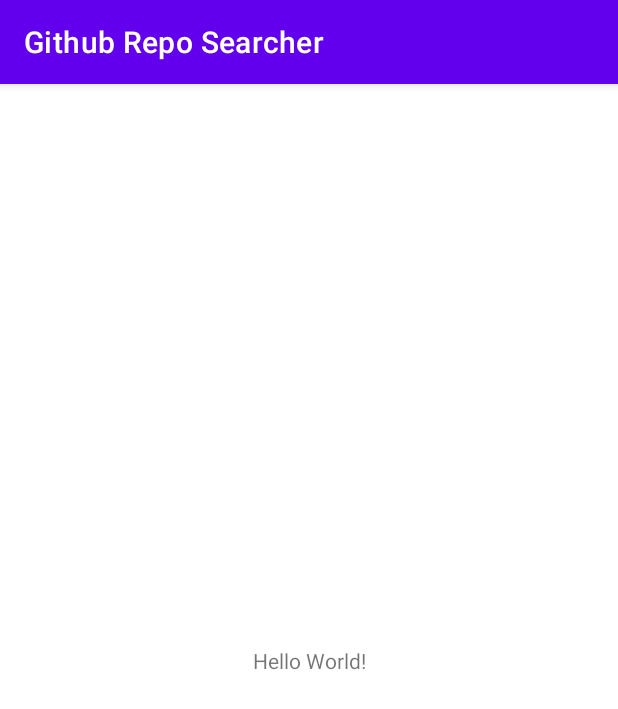
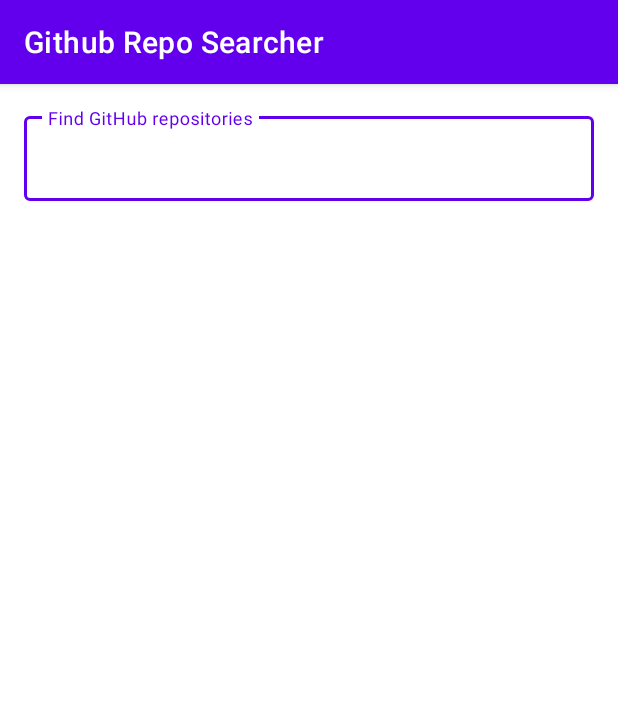
Before and after one commit to m3ntos/GithubRepoSearcher, an Android app: the screen it shows after launch (MainActivity), on a phone screen of 412 x 824 dp. Shown: the top 709 px of the screen. Run offline under Robolectric (Android 15) with nearby library versions, the phone set to English and light mode, and no system bars; our stand-ins replace Dagger/Hilt's generated code, RxJava; 1 statement that could not run was skipped.

Commit message:
Show repositories list

```diff
--- a/app/build.gradle
+++ b/app/build.gradle
@@ -34,6 +34,9 @@ android {
     }
     kotlinOptions {
         jvmTarget = '1.8'
+    }
+    buildFeatures {
+        viewBinding = true
     }
 }
 
--- a/app/src/main/java/com/example/githubreposearcher/domain/GitHubRepository.kt
+++ b/app/src/main/java/com/example/githubreposearcher/domain/GitHubRepository.kt
@@ -4,6 +4,7 @@ import com.example.githubreposearcher.domain.model.GitHubRepo
 import com.example.githubreposearcher.network.NetworkApi
 import com.example.githubreposearcher.network.model.toDomainModel
 import io.reactivex.Single
+import io.reactivex.schedulers.Schedulers
 import javax.inject.Inject
 import javax.inject.Singleton
 
@@ -11,6 +12,8 @@ import javax.inject.Singleton
 class GitHubRepository @Inject constructor(private val networkApi: NetworkApi) {
 
     fun getGithubRepositories(query: String): Single<List<GitHubRepo>> {
-        return networkApi.getRepositories(query).map { it.items.toDomainModel() }
+        return networkApi.getRepositories(query)
+            .subscribeOn(Schedulers.io())
+            .map { it.items.toDomainModel() }
     }
 }
--- a/app/src/main/java/com/example/githubreposearcher/feature/reposearch/RepoSearchFragment.kt
+++ b/app/src/main/java/com/example/githubreposearcher/feature/reposearch/RepoSearchFragment.kt
@@ -1,7 +1,65 @@
 package com.example.githubreposearcher.feature.reposearch
 
+import android.os.Bundle
+import android.view.View
+import androidx.core.view.isVisible
+import androidx.core.widget.doOnTextChanged
 import androidx.fragment.app.Fragment
+import androidx.fragment.app.viewModels
 import com.example.githubreposearcher.R
+import com.example.githubreposearcher.common.applySchedulers
+import com.example.githubreposearcher.databinding.FragmentRepoSearchBinding
+import com.example.githubreposearcher.domain.Result
+import com.example.githubreposearcher.domain.model.GitHubRepo
+import dagger.hilt.android.AndroidEntryPoint
+import io.reactivex.disposables.CompositeDisposable
+import io.reactivex.rxkotlin.plusAssign
 
-class RepoSearchFragment: Fragment(R.layout.fragment_repo_search) {
+@AndroidEntryPoint
+class RepoSearchFragment : Fragment(R.layout.fragment_repo_search) {
+
+    private val viewModel: RepoSearchViewModel by viewModels()
+    private val disposable = CompositeDisposable()
+
+    override fun onViewCreated(view: View, savedInstanceState: Bundle?) {
+        super.onViewCreated(view, savedInstanceState)
+        val binding = FragmentRepoSearchBinding.bind(view)
+
+        setupSearchBar(binding)
+        setupReposList(binding)
+    }
+
+    override fun onDestroyView() {
+        super.onDestroyView()
+        disposable.clear()
+    }
+
+    private fun setupSearchBar(binding: FragmentRepoSearchBinding) = with(binding) {
+        searchInput.editText?.doOnTextChanged { text, _, _, _ ->
+            viewModel.onSearchQueryChanged(text?.toString() ?: "")
+        }
+    }
+
+    private fun setupReposList(binding: FragmentRepoSearchBinding) = with(binding) {
+        binding.searchResultsRv.adapter = RepoSearchAdapter()
+
+        disposable += viewModel.repositoriesList
+            .applySchedulers()
+            .subscribe { renderState(binding, it) }
+    }
+
+    private fun renderState(binding: FragmentRepoSearchBinding, result: Result<List<GitHubRepo>>) = with(binding) {
+        when (result) {
+            Result.Loading -> {
+                // TODO()
+            }
+            is Result.Error -> {
+                // TODO()
+            }
+            is Result.Success -> {
+                searchResultsRv.isVisible = true
+                (searchResultsRv.adapter as RepoSearchAdapter).setList(result.data)
+            }
+        }
+    }
 }
--- a/app/src/main/res/layout/fragment_repo_search.xml
+++ b/app/src/main/res/layout/fragment_repo_search.xml
@@ -1,20 +1,42 @@
 <?xml version="1.0" encoding="utf-8"?>
 <androidx.constraintlayout.widget.ConstraintLayout xmlns:android="http://schemas.android.com/apk/res/android"
     xmlns:app="http://schemas.android.com/apk/res-auto"
-    xmlns:tools="http://schemas.android.com/tools"
     android:layout_width="match_parent"
     android:layout_height="match_parent"
-    tools:context=".feature.main.MainActivity"
     >
 
-    <TextView
-        android:layout_width="wrap_content"
+    <com.google.android.material.textfield.TextInputLayout
+        android:id="@+id/searchInput"
+        style="@style/Widget.MaterialComponents.TextInputLayout.OutlinedBox"
+        android:layout_width="match_parent"
         android:layout_height="wrap_content"
-        android:text="Hello World!"
+        android:hint="@string/searchHint"
+        android:paddingHorizontal="@dimen/padding_normal"
+        android:paddingTop="@dimen/padding_normal"
+        app:layout_constraintEnd_toEndOf="parent"
+        app:layout_constraintStart_toStartOf="parent"
+        app:layout_constraintTop_toTopOf="parent"
+        >
+
+        <com.google.android.material.textfield.TextInputEditText
+            android:layout_width="match_parent"
+            android:layout_height="wrap_content"
+            android:singleLine="true"
+            />
+
+    </com.google.android.material.textfield.TextInputLayout>
+
+    <androidx.recyclerview.widget.RecyclerView
+        android:id="@+id/searchResultsRv"
+        android:layout_width="match_parent"
+        android:layout_height="0dp"
+        android:orientation="vertical"
+        android:paddingTop="@dimen/padding_small"
+        app:layoutManager="androidx.recyclerview.widget.LinearLayoutManager"
         app:layout_constraintBottom_toBottomOf="parent"
-        app:layout_constraintLeft_toLeftOf="parent"
-        app:layout_constraintRight_toRightOf="parent"
-        app:layout_constraintTop_toTopOf="parent"
+        app:layout_constraintEnd_toEndOf="parent"
+        app:layout_constraintStart_toStartOf="parent"
+        app:layout_constraintTop_toBottomOf="@+id/searchInput"
         />
 
 </androidx.constraintlayout.widget.ConstraintLayout>
--- /dev/null
+++ b/app/src/main/res/values/dimens.xml
@@ -0,0 +1,7 @@
+<?xml version="1.0" encoding="utf-8"?>
+<resources>
+
+    <dimen name="padding_normal">16dp</dimen>
+    <dimen name="padding_small">8dp</dimen>
+
+</resources>
--- a/app/src/main/res/values/strings.xml
+++ b/app/src/main/res/values/strings.xml
@@ -1,3 +1,5 @@
 <resources>
     <string name="app_name">Github Repo Searcher</string>
+
+    <string name="searchHint">Find GitHub repositories</string>
 </resources>
```
Also changed, not shown: app/src/main/java/com/example/githubreposearcher/common/RxExtensions.kt (added, +15 -0 lines), app/src/main/java/com/example/githubreposearcher/feature/reposearch/RepoSearchAdapter.kt (added, +42 -0 lines), app/src/main/java/com/example/githubreposearcher/feature/reposearch/RepoSearchViewModel.kt (added, +22 -0 lines), app/src/main/res/layout/item_repo_search.xml (added, +33 -0 lines).
